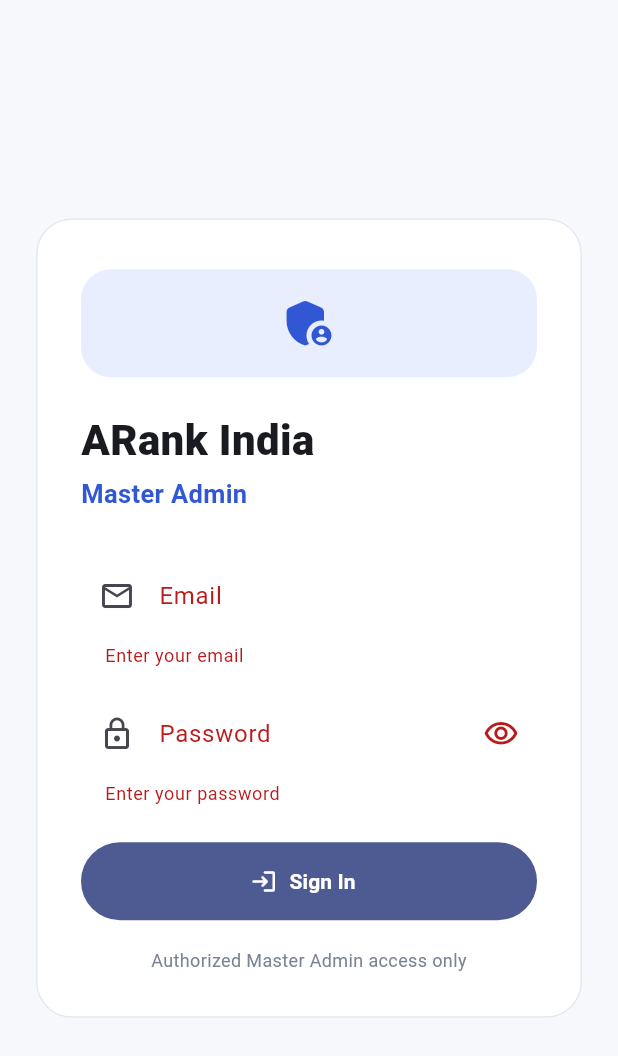
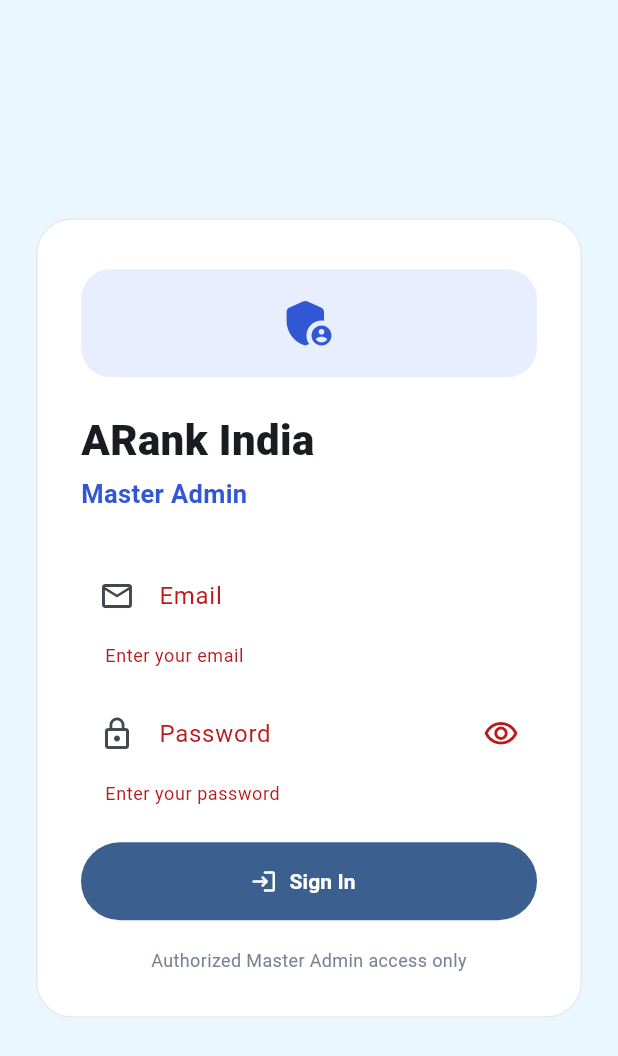
Before and after one commit to thegkexpert662-afk/arank-india-master, a Flutter app: the screen it shows after launch, after a tap on "Sign In", on a phone screen of 412 x 824 dp. Shown: the top 1056 px of the screen. Run offline on Flutter 3.47's test engine with Material 3 defaults, Android fonts, the phone set to English and light mode, and no system bars; our stand-ins replace cloud_firestore, firebase_auth, firebase_core; accounts and stored records are empty; Roboto replaces fonts that are missing (Arial).

Commit message:
Initialize Firebase in Master Admin app

```diff
--- a/lib/main.dart
+++ b/lib/main.dart
@@ -1,9 +1,14 @@
+import 'package:firebase_core/firebase_core.dart';
 import 'package:flutter/material.dart';
 
+import 'firebase_options.dart';
 import 'screens/master_login_screen.dart';
 
-void main() {
+Future<void> main() async {
   WidgetsFlutterBinding.ensureInitialized();
+  await Firebase.initializeApp(
+    options: DefaultFirebaseOptions.currentPlatform,
+  );
   runApp(const ARankMasterApp());
 }
 
@@ -18,24 +23,25 @@ class ARankMasterApp extends StatelessWidget {
       theme: ThemeData(
         useMaterial3: true,
         colorScheme: ColorScheme.fromSeed(
-          seedColor: const Color(0xFF3157D5),
+          seedColor: const Color(0xFF1677D2),
           brightness: Brightness.light,
         ),
-        scaffoldBackgroundColor: const Color(0xFFF6F8FC),
+        fontFamily: 'Arial',
+        scaffoldBackgroundColor: const Color(0xFFEAF7FF),
         inputDecorationTheme: InputDecorationTheme(
           filled: true,
-          fillColor: Colors.white,
+          fillColor: Colors.white.withValues(alpha: .94),
           border: OutlineInputBorder(
-            borderRadius: BorderRadius.circular(14),
+            borderRadius: BorderRadius.circular(16),
             borderSide: BorderSide.none,
           ),
           enabledBorder: OutlineInputBorder(
-            borderRadius: BorderRadius.circular(14),
-            borderSide: const BorderSide(color: Color(0xFFE2E7F0)),
+            borderRadius: BorderRadius.circular(16),
+            borderSide: const BorderSide(color: Color(0xFFB9DDF5)),
           ),
           focusedBorder: OutlineInputBorder(
-            borderRadius: BorderRadius.circular(14),
-            borderSide: const BorderSide(color: Color(0xFF3157D5), width: 1.5),
+            borderRadius: BorderRadius.circular(16),
+            borderSide: const BorderSide(color: Color(0xFF1677D2), width: 1.5),
           ),
         ),
       ),
```
